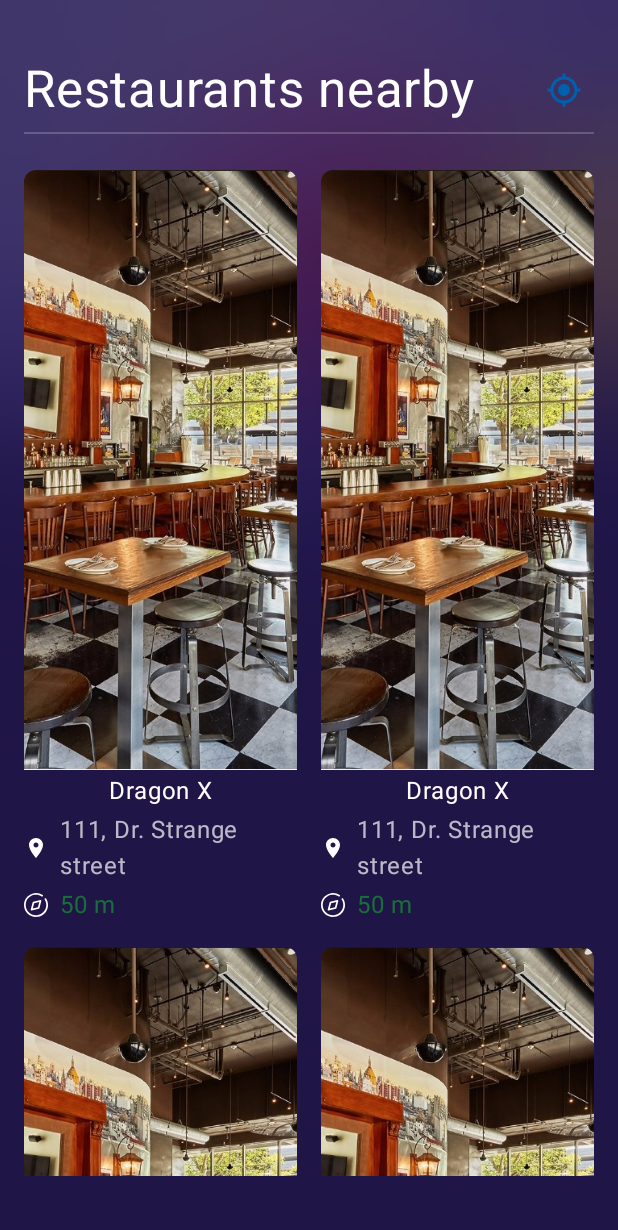
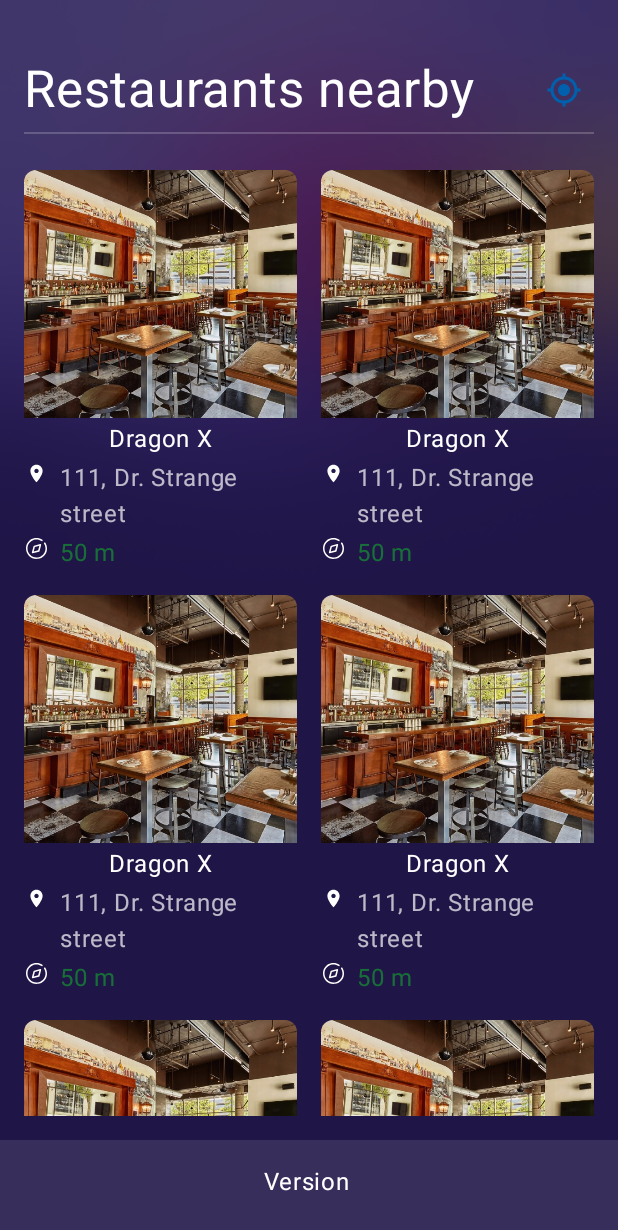
Before and after one commit to nimblehq/poly-place, an Android app built with Jetpack Compose: the @Preview function NearbyRestaurantsPreview, on a phone screen of 412 x 824 dp. Shown: the top 1230 px of the screen. Run offline under Robolectric (Android 15) with nearby library versions, the phone set to English and light mode, and no system bars; our stand-ins replace Timber, constraintlayout-compose.

Commit message:
#5 Add version footer, add image aspect ratio, remove redundant comma, adjust alignment of StartDrawableText

```diff
--- a/app/src/main/java/co/co/nimblehq/showcases/poly/place/ui/common/StartDrawableText.kt
+++ b/app/src/main/java/co/co/nimblehq/showcases/poly/place/ui/common/StartDrawableText.kt
@@ -28,10 +28,12 @@ fun StartDrawableText(
 ) {
     Row(
         modifier = modifier,
-        verticalAlignment = Alignment.CenterVertically
+        verticalAlignment = Alignment.Top
     ) {
         Icon(
-            modifier = Modifier.size(iconSize),
+            modifier = Modifier
+                .size(iconSize)
+                .padding(top = dimensions.spacingSmallest),
             painter = painterResource(id = iconResId),
             contentDescription = null,
             tint = iconTint
@@ -41,7 +43,7 @@ fun StartDrawableText(
                 .padding(start = drawablePadding),
             color = textColor,
             fontSize = textSize,
-            text = text.orEmpty(),
+            text = text.orEmpty()
         )
     }
 }
--- a/app/src/main/java/co/co/nimblehq/showcases/poly/place/ui/screens/MainActivity.kt
+++ b/app/src/main/java/co/co/nimblehq/showcases/poly/place/ui/screens/MainActivity.kt
@@ -17,8 +17,11 @@ class MainActivity : ComponentActivity() {
         installSplashScreen()
         super.onCreate(savedInstanceState)
 
-        WindowCompat.setDecorFitsSystemWindows(window, false)
-        window.statusBarColor = Color.TRANSPARENT
+        with(window) {
+            WindowCompat.setDecorFitsSystemWindows(this, false)
+            statusBarColor = Color.TRANSPARENT
+            navigationBarColor = Color.TRANSPARENT
+        }
 
         setContent {
             ComposeTheme {
--- a/app/src/main/java/co/co/nimblehq/showcases/poly/place/ui/screens/restaurant/nearby/NearbyRestaurantItem.kt
+++ b/app/src/main/java/co/co/nimblehq/showcases/poly/place/ui/screens/restaurant/nearby/NearbyRestaurantItem.kt
@@ -33,6 +33,7 @@ fun NearbyRestaurantItem(
         Image(
             modifier = Modifier
                 .fillMaxWidth()
+                .aspectRatio(1.1f)
                 .clip(
                     RoundedCornerShape(
                         topStart = dimensions.spacingSmall,
@@ -41,14 +42,14 @@ fun NearbyRestaurantItem(
                 ),
             bitmap = restaurant.thumbnailImage.asImageBitmap(),
             contentScale = ContentScale.Crop,
-            contentDescription = null,
+            contentDescription = null
         )
         Text(
             modifier = Modifier.fillMaxWidth(),
             color = Color.White,
             fontSize = dimensions.textSizeNormal,
             textAlign = TextAlign.Center,
-            text = restaurant.name,
+            text = restaurant.name
         )
         StartDrawableText(
             iconResId = R.drawable.ic_location,
--- a/app/src/main/java/co/co/nimblehq/showcases/poly/place/ui/screens/restaurant/nearby/NearbyRestaurantsScreen.kt
+++ b/app/src/main/java/co/co/nimblehq/showcases/poly/place/ui/screens/restaurant/nearby/NearbyRestaurantsScreen.kt
@@ -11,11 +11,14 @@ import androidx.compose.ui.layout.ContentScale
 import androidx.compose.ui.platform.LocalContext
 import androidx.compose.ui.res.painterResource
 import androidx.compose.ui.res.stringResource
+import androidx.compose.ui.text.style.TextAlign
 import androidx.compose.ui.tooling.preview.Preview
+import androidx.compose.ui.unit.dp
 import androidx.constraintlayout.compose.ConstraintLayout
 import androidx.core.content.ContextCompat
 import androidx.core.graphics.drawable.toBitmap
 import androidx.hilt.navigation.compose.hiltViewModel
+import co.co.nimblehq.showcases.poly.place.BuildConfig
 import co.co.nimblehq.showcases.poly.place.R
 import co.co.nimblehq.showcases.poly.place.model.UiModel
 import co.co.nimblehq.showcases.poly.place.ui.AppDestination
@@ -23,7 +26,7 @@ import co.co.nimblehq.showcases.poly.place.ui.screens.restaurant.uimodel.Restaur
 import co.co.nimblehq.showcases.poly.place.ui.theme.*
 import co.co.nimblehq.showcases.poly.place.ui.theme.AppTheme.dimensions
 import timber.log.Timber
-import java.util.UUID
+import java.util.*
 
 private const val RESTAURANTS_GRID_COLUMNS = 2
 
@@ -108,9 +111,28 @@ private fun NearbyRestaurantsContent(
         )
     )
 
+    Scaffold(
+        bottomBar = {
+            BottomAppBar(
+                modifier = Modifier.fillMaxWidth(),
+                contentPadding = PaddingValues(bottom = dimensions.spacingSmall),
+                backgroundColor = ViolentViolet89,
+                elevation = 0.dp
+            ) {
+                Text(
+                    modifier = Modifier.fillMaxWidth(),
+                    color = Color.White,
+                    fontSize = dimensions.textSizeNormal,
+                    text = "${stringResource(id = R.string.app_version)} ${BuildConfig.VERSION_NAME}",
+                    textAlign = TextAlign.Center
+                )
+            }
+        }
+    ) {
         Column(
             modifier = Modifier
                 .fillMaxSize()
+                .padding(it)
                 .paint(
                     painter = painterResource(id = R.drawable.bg_nearby_restaurants),
                     contentScale = ContentScale.FillBounds
@@ -118,6 +140,7 @@ private fun NearbyRestaurantsContent(
         ) {
             NearbyRestaurantsToolbar()
             NearbyRestaurantList(mockRestaurants)
+        }
     }
     Timber.d("Result : $uiModels")
 }
@@ -173,21 +196,16 @@ private fun NearbyRestaurantList(
 ) {
     LazyVerticalGrid(
         modifier = Modifier
-            .fillMaxWidth()
-            .padding(
-                start = dimensions.spacingNormal,
-                end = dimensions.spacingNormal,
-                top = dimensions.spacingNormal,
-                bottom = dimensions.spacingHuge
-            ),
+            .fillMaxSize()
+            .padding(dimensions.spacingNormal),
         verticalArrangement = Arrangement.spacedBy(dimensions.spacingNormal),
         horizontalArrangement = Arrangement.spacedBy(dimensions.spacingNormal),
         columns = GridCells.Fixed(RESTAURANTS_GRID_COLUMNS)
     ) {
-        itemsIndexed(
+        items(
             items = restaurants,
-            key = { _, item -> item.id }
-        ) { _, item ->
+            key = { it.id }
+        ) { item ->
             NearbyRestaurantItem(item)
         }
     }
--- a/app/src/main/java/co/co/nimblehq/showcases/poly/place/ui/theme/AppColors.kt
+++ b/app/src/main/java/co/co/nimblehq/showcases/poly/place/ui/theme/AppColors.kt
@@ -7,6 +7,7 @@ import androidx.compose.ui.graphics.Color
 // Base colors here
 val BlueDenim = Color(0xFF0060AE)
 val Green40 = Color(0x660DF424)
+val ViolentViolet89 = Color(0xE3201547)
 val White70 = Color(0xB3FFFFFF)
 val White20 = Color(0x33FFFFFF)
 
--- a/app/src/main/res/values/strings.xml
+++ b/app/src/main/res/values/strings.xml
@@ -1,6 +1,7 @@
 <?xml version="1.0" encoding="utf-8"?>
 <resources>
     <string name="app_name">Poly Place</string>
+    <string name="app_version">Version</string>
     <string name="error_generic">Unexpected error</string>
 
     <string name="nearby_restaurants_title">Restaurants nearby</string>
```
Lines whose indentation alone changed are shown as unchanged.
